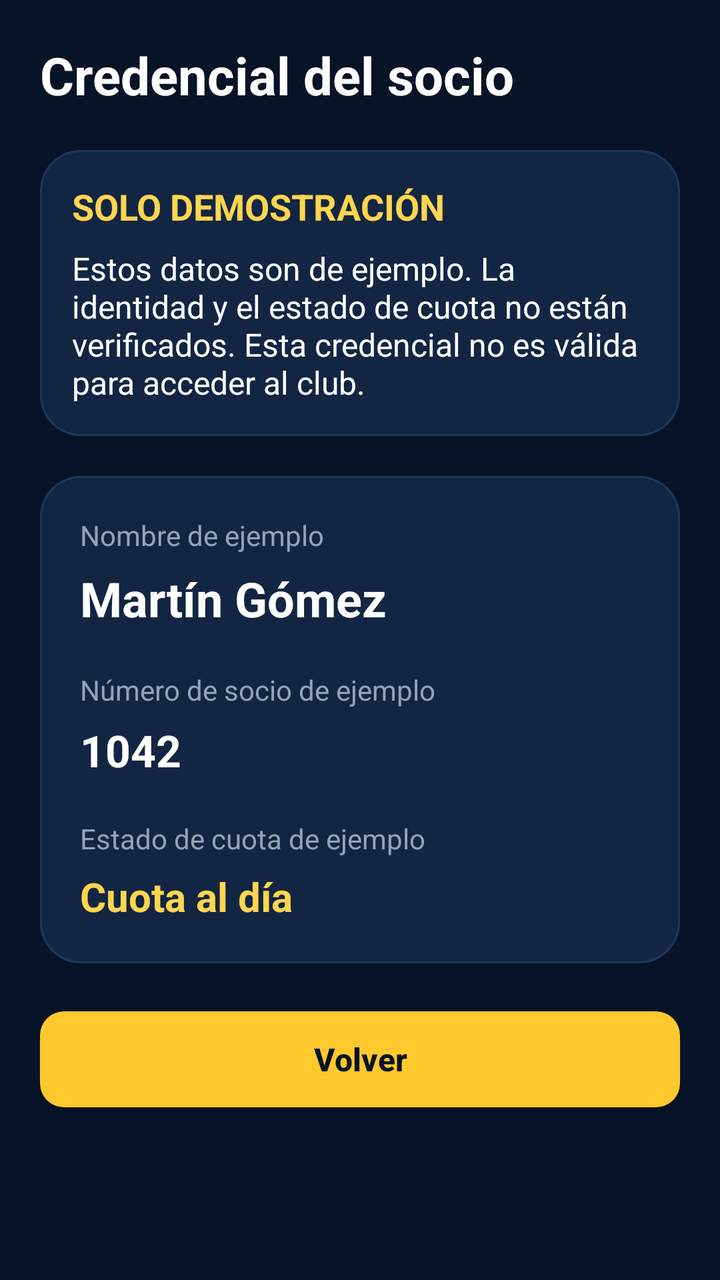
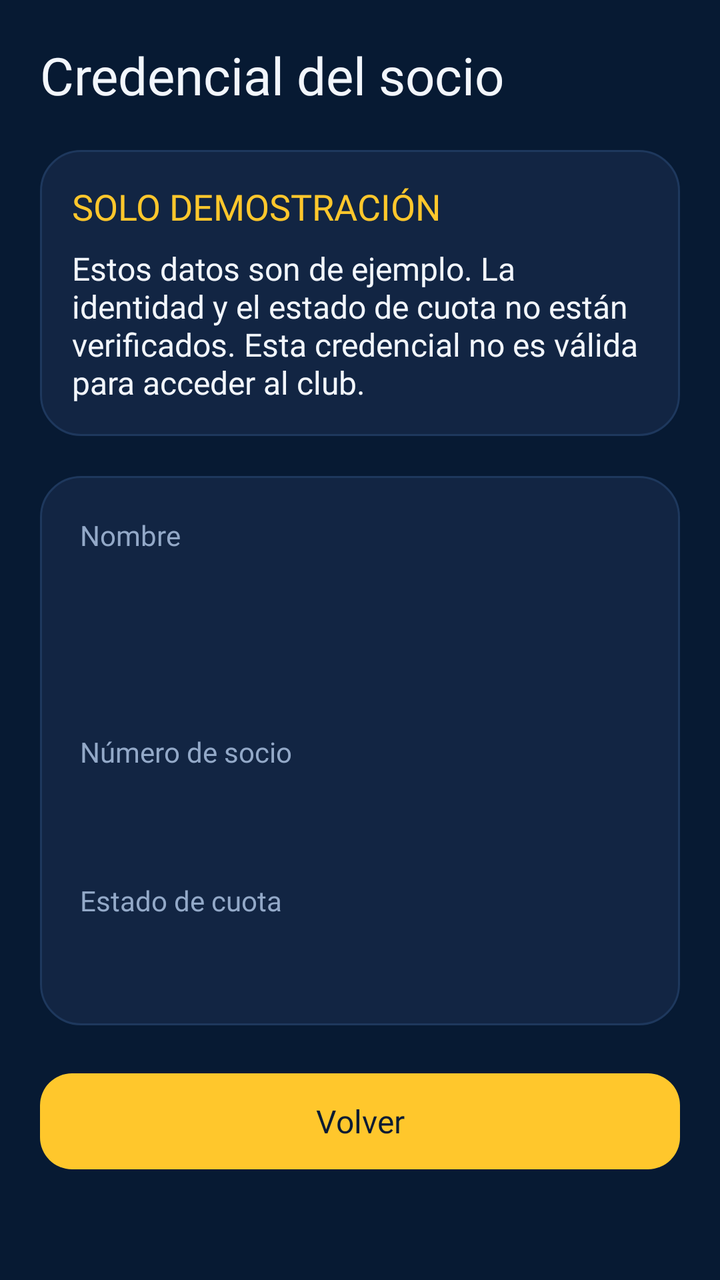

Two renders of the same Android screen: before a commit and after it. Below are the layout's source before the change and the commit's diff.
<!-- AndroidManifest.xml: application theme Theme.AppCompat.DayNight.NoActionBar -->
<!-- res/layout/activity_credencial.xml -->
<?xml version="1.0" encoding="utf-8"?>
<ScrollView xmlns:android="http://schemas.android.com/apk/res/android"
    android:layout_width="match_parent"
    android:layout_height="match_parent"
    android:background="#071326"
    android:fillViewport="true">

    <LinearLayout
        android:layout_width="match_parent"
        android:layout_height="wrap_content"
        android:orientation="vertical"
        android:padding="20dp">

        <TextView
            android:layout_width="match_parent"
            android:layout_height="wrap_content"
            android:text="Credencial del socio"
            android:textColor="#FFFFFF"
            android:textSize="26sp"
            android:textStyle="bold" />

        <LinearLayout
            android:layout_width="match_parent"
            android:layout_height="wrap_content"
            android:layout_marginTop="20dp"
            android:background="@drawable/bg_card"
            android:orientation="vertical"
            android:padding="16dp">

            <TextView
                android:layout_width="match_parent"
                android:layout_height="wrap_content"
                android:text="SOLO DEMOSTRACIÓN"
                android:textColor="#FFD54F"
                android:textSize="18sp"
                android:textStyle="bold" />

            <TextView
                android:layout_width="match_parent"
                android:layout_height="wrap_content"
                android:layout_marginTop="8dp"
                android:text="Estos datos son de ejemplo. La identidad y el estado de cuota no están verificados. Esta credencial no es válida para acceder al club."
                android:textColor="#FFFFFF"
                android:textSize="16sp" />
        </LinearLayout>

        <LinearLayout
            android:layout_width="match_parent"
            android:layout_height="wrap_content"
            android:layout_marginTop="20dp"
            android:background="@drawable/bg_card"
            android:orientation="vertical"
            android:padding="20dp">

            <TextView
                android:layout_width="match_parent"
                android:layout_height="wrap_content"
                android:text="Nombre de ejemplo"
                android:textColor="#94A3B8"
                android:textSize="14sp" />

            <TextView
                android:layout_width="match_parent"
                android:layout_height="wrap_content"
                android:layout_marginTop="6dp"
                android:text="Martín Gómez"
                android:textColor="#FFFFFF"
                android:textSize="24sp"
                android:textStyle="bold" />

            <TextView
                android:layout_width="match_parent"
                android:layout_height="wrap_content"
                android:layout_marginTop="20dp"
                android:text="Número de socio de ejemplo"
                android:textColor="#94A3B8"
                android:textSize="14sp" />

            <TextView
                android:layout_width="match_parent"
                android:layout_height="wrap_content"
                android:layout_marginTop="6dp"
                android:text="1042"
                android:textColor="#FFFFFF"
                android:textSize="22sp"
                android:textStyle="bold" />

            <TextView
                android:layout_width="match_parent"
                android:layout_height="wrap_content"
                android:layout_marginTop="20dp"
                android:text="Estado de cuota de ejemplo"
                android:textColor="#94A3B8"
                android:textSize="14sp" />

            <TextView
                android:layout_width="match_parent"
                android:layout_height="wrap_content"
                android:layout_marginTop="6dp"
                android:text="Cuota al día"
                android:textColor="#FFD54F"
                android:textSize="20sp"
                android:textStyle="bold" />
        </LinearLayout>

        <androidx.appcompat.widget.AppCompatButton
            android:id="@+id/btnVolverCredencial"
            android:layout_width="match_parent"
            android:layout_height="wrap_content"
            android:layout_marginTop="24dp"
            android:minHeight="48dp"
            android:background="@drawable/bg_badge_yellow"
            android:padding="12dp"
            android:text="Volver"
            android:textAllCaps="false"
            android:textColor="#071326"
            android:textSize="16sp"
            android:textStyle="bold" />
    </LinearLayout>
</ScrollView>
<!-- resources referenced by this layout -->
<resources>
  <!-- drawable bg_badge_yellow (drawable) -->
  <?xml version="1.0" encoding="utf-8"?>
  <shape xmlns:android="http://schemas.android.com/apk/res/android"
      android:shape="rectangle">
      <solid android:color="#FFC82C" />
      <corners android:radius="12dp" />
  </shape>
  <!-- unchanged entries left out for length: 1 -->
</resources>

<!-- the commit's change to res/layout/activity_credencial.xml (unified diff, before → after) -->
@@ -1,8 +1,9 @@
 <?xml version="1.0" encoding="utf-8"?>
 <ScrollView xmlns:android="http://schemas.android.com/apk/res/android"
+    android:id="@+id/socioCredentialRoot"
     android:layout_width="match_parent"
     android:layout_height="match_parent"
-    android:background="#071326"
+    android:background="@color/access_navy"
     android:fillViewport="true">
 
     <LinearLayout
@@ -12,12 +13,11 @@
         android:padding="20dp">
 
         <TextView
+            style="@style/socio_home_name"
             android:layout_width="match_parent"
             android:layout_height="wrap_content"
             android:text="Credencial del socio"
-            android:textColor="#FFFFFF"
-            android:textSize="26sp"
-            android:textStyle="bold" />
+            android:textSize="26sp" />
 
         <LinearLayout
             android:layout_width="match_parent"
@@ -28,19 +28,20 @@
             android:padding="16dp">
 
             <TextView
+                style="@style/access_text_card_title"
                 android:layout_width="match_parent"
                 android:layout_height="wrap_content"
                 android:text="SOLO DEMOSTRACIÓN"
-                android:textColor="#FFD54F"
-                android:textSize="18sp"
-                android:textStyle="bold" />
+                android:textColor="@color/access_member"
+                android:textSize="18sp" />
 
             <TextView
+                style="@style/access_text_body"
                 android:layout_width="match_parent"
                 android:layout_height="wrap_content"
                 android:layout_marginTop="8dp"
                 android:text="Estos datos son de ejemplo. La identidad y el estado de cuota no están verificados. Esta credencial no es válida para acceder al club."
-                android:textColor="#FFFFFF"
+                android:textColor="@color/access_text_primary"
                 android:textSize="16sp" />
         </LinearLayout>
 
@@ -53,68 +54,65 @@
             android:padding="20dp">
 
             <TextView
+                style="@style/access_text_body"
                 android:layout_width="match_parent"
                 android:layout_height="wrap_content"
-                android:text="Nombre de ejemplo"
-                android:textColor="#94A3B8"
-                android:textSize="14sp" />
+                android:text="@string/socio_home_credential_name" />
 
             <TextView
+                android:id="@+id/tvCredencialNombre"
+                style="@style/socio_home_name"
+                android:layout_width="match_parent"
+                android:layout_height="wrap_content"
+                android:layout_marginTop="6dp" />
+
+            <TextView
+                android:id="@+id/tvCredencialDni"
+                style="@style/access_text_body"
+                android:layout_width="match_parent"
+                android:layout_height="wrap_content"
+                android:layout_marginTop="12dp" />
+
+            <TextView
+                style="@style/access_text_body"
+                android:layout_width="match_parent"
+                android:layout_height="wrap_content"
+                android:layout_marginTop="20dp"
+                android:text="@string/socio_home_credential_number" />
+
+            <TextView
+                android:id="@+id/tvCredencialNumero"
+                style="@style/access_text_card_title"
                 android:layout_width="match_parent"
                 android:layout_height="wrap_content"
                 android:layout_marginTop="6dp"
-                android:text="Martín Gómez"
-                android:textColor="#FFFFFF"
-                android:textSize="24sp"
-                android:textStyle="bold" />
+                android:textSize="22sp" />
 
             <TextView
+                style="@style/access_text_body"
                 android:layout_width="match_parent"
                 android:layout_height="wrap_content"
                 android:layout_marginTop="20dp"
-                android:text="Número de socio de ejemplo"
-                android:textColor="#94A3B8"
-                android:textSize="14sp" />
+                android:text="@string/socio_home_credential_quota" />
 
             <TextView
+                android:id="@+id/tvCredencialCuota"
+                style="@style/access_text_card_title"
                 android:layout_width="match_parent"
                 android:layout_height="wrap_content"
                 android:layout_marginTop="6dp"
-                android:text="1042"
-                android:textColor="#FFFFFF"
-                android:textSize="22sp"
-                android:textStyle="bold" />
-
-            <TextView
-                android:layout_width="match_parent"
-                android:layout_height="wrap_content"
-                android:layout_marginTop="20dp"
-                android:text="Estado de cuota de ejemplo"
-                android:textColor="#94A3B8"
-                android:textSize="14sp" />
-
-            <TextView
-                android:layout_width="match_parent"
-                android:layout_height="wrap_content"
-                android:layout_marginTop="6dp"
-                android:text="Cuota al día"
-                android:textColor="#FFD54F"
-                android:textSize="20sp"
-                android:textStyle="bold" />
+                android:textColor="@color/access_member"
+                android:textSize="20sp" />
         </LinearLayout>
 
         <androidx.appcompat.widget.AppCompatButton
             android:id="@+id/btnVolverCredencial"
+            style="@style/access_button"
             android:layout_width="match_parent"
             android:layout_height="wrap_content"
             android:layout_marginTop="24dp"
             android:minHeight="48dp"
-            android:background="@drawable/bg_badge_yellow"
             android:padding="12dp"
-            android:text="Volver"
-            android:textAllCaps="false"
-            android:textColor="#071326"
-            android:textSize="16sp"
-            android:textStyle="bold" />
+            android:text="Volver" />
     </LinearLayout>
 </ScrollView>
<!-- resource entries referenced after the edit -->
@@ -1,12 +1,87 @@
 <!-- resources referenced by this layout -->
 <resources>
-  <!-- drawable bg_badge_yellow (drawable) -->
+  <color name="access_member">#FFC72C</color>
+  <color name="access_navy">#071A33</color>
+  <color name="access_text_primary">#F2F6FC</color>
+  <string name="socio_home_credential_name">Nombre</string>
+  <string name="socio_home_credential_number">Número de socio</string>
+  <string name="socio_home_credential_quota">Estado de cuota</string>
+  <style name="access_button" parent="Widget.AppCompat.Button">
+          <item name="fontFamily">@font/inter_semibold</item>
+          <item name="android:fontFamily">@font/inter_semibold</item>
+          <item name="android:textStyle">normal</item>
+          <item name="android:textSize">16sp</item>
+          <item name="android:textColor">@color/access_on_accent</item>
+          <item name="textAllCaps">false</item>
+          <item name="android:textAllCaps">false</item>
+          <item name="android:layout_height">56dp</item>
+          <item name="android:minHeight">56dp</item>
+          <item name="android:minWidth">0dp</item>
+          <item name="android:gravity">center</item>
+          <item name="android:paddingStart">16dp</item>
+          <item name="android:paddingEnd">16dp</item>
+          <item name="android:paddingTop">0dp</item>
+          <item name="android:paddingBottom">0dp</item>
+          <item name="android:stateListAnimator">@null</item>
+          <item name="backgroundTint">@null</item>
+          <item name="android:backgroundTint">@null</item>
+          <item name="android:background">@drawable/access_button_member</item>
+      </style>
+  <style name="access_text_body" parent="TextAppearance.AppCompat">
+          <item name="fontFamily">@font/inter_regular</item>
+          <item name="android:fontFamily">@font/inter_regular</item>
+          <item name="android:textStyle">normal</item>
+          <item name="android:textSize">14sp</item>
+          <item name="android:textColor">@color/access_text_secondary</item>
+      </style>
+  <style name="access_text_card_title" parent="access_text_body">
+          <item name="fontFamily">@font/inter_semibold</item>
+          <item name="android:fontFamily">@font/inter_semibold</item>
+          <item name="android:textSize">16sp</item>
+          <item name="android:textColor">@color/access_text_primary</item>
+      </style>
+  <style name="socio_home_name" parent="access_text_welcome">
+          <item name="android:textSize">24sp</item>
+      </style>
+  <color name="access_on_accent">#0A1B33</color>
+  <!-- drawable access_button_member (drawable) -->
   <?xml version="1.0" encoding="utf-8"?>
-  <shape xmlns:android="http://schemas.android.com/apk/res/android"
-      android:shape="rectangle">
-      <solid android:color="#FFC82C" />
-      <corners android:radius="12dp" />
-  </shape>
+  <selector xmlns:android="http://schemas.android.com/apk/res/android">
+      <item android:state_enabled="false">
+          <shape android:shape="rectangle">
+              <solid android:color="@color/access_disabled" />
+              <corners android:radius="16dp" />
+          </shape>
+      </item>
+      <item android:state_pressed="true">
+          <shape android:shape="rectangle">
+              <solid android:color="@color/access_member_pressed" />
+              <corners android:radius="16dp" />
+          </shape>
+      </item>
+      <item android:state_focused="true">
+          <shape android:shape="rectangle">
+              <solid android:color="@color/access_member" />
+              <corners android:radius="16dp" />
+              <stroke android:width="2dp" android:color="@color/access_text_primary" />
+          </shape>
+      </item>
+      <item>
+          <shape android:shape="rectangle">
+              <solid android:color="@color/access_member" />
+              <corners android:radius="16dp" />
+          </shape>
+      </item>
+  </selector>
+  <color name="access_text_secondary">#93A9C8</color>
+  <style name="access_text_welcome" parent="access_text_body">
+          <item name="fontFamily">@font/inter_bold</item>
+          <item name="android:fontFamily">@font/inter_bold</item>
+          <item name="android:textSize">34sp</item>
+          <item name="android:textColor">@color/access_text_primary</item>
+      </style>
+  <color name="access_disabled">#1E385C</color>
+  <color name="access_member_pressed">#D69E14</color>
   <!-- unchanged entries left out for length: 1 -->
 </resources>
 
